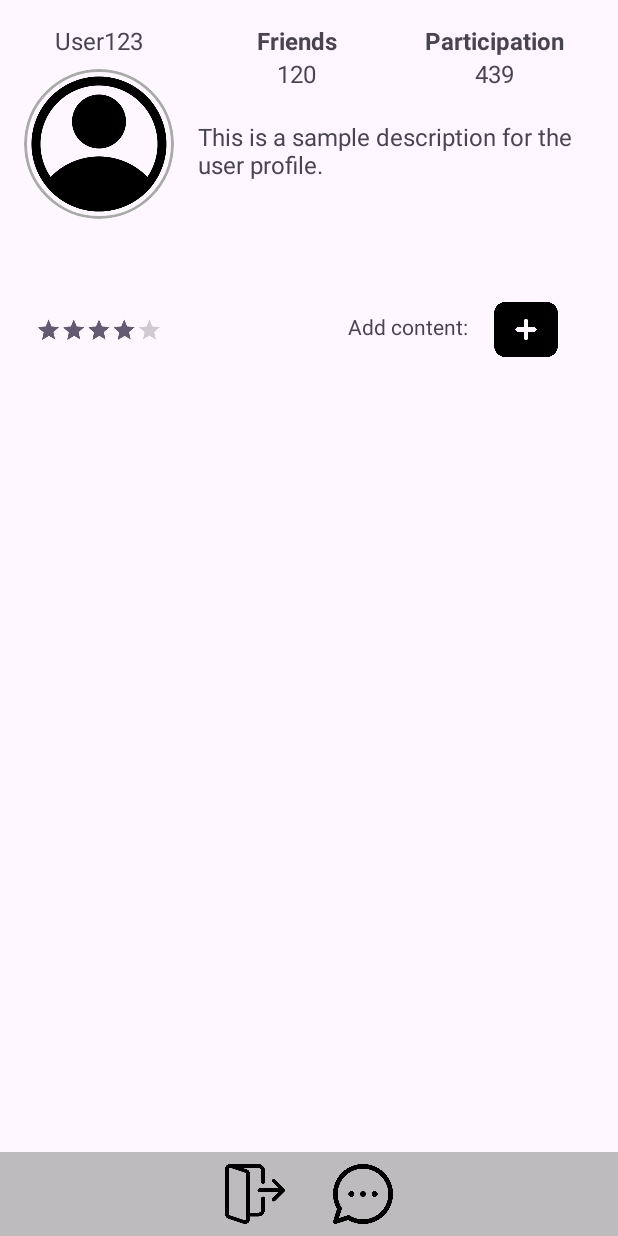
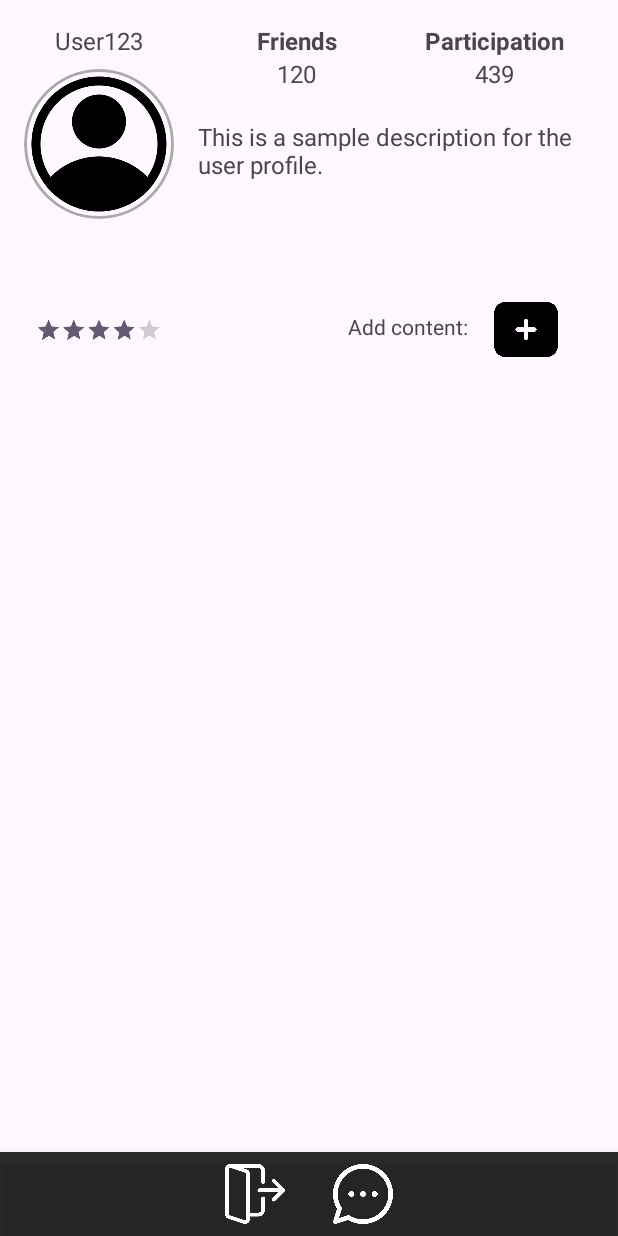
Before and after one commit to ChristianGibilaro/TCH099-project-de-session, an Android app: the layout activity_home.xml on its own in the app's theme, with its tools: preview values and no code run, on a phone screen of 412 x 824 dp. Run offline under Robolectric (Android 15) with nearby library versions, the phone set to English and light mode, and no system bars.

Commit message:
petite modification de la tool bar

```diff
--- a/app/src/main/res/layout/activity_home.xml
+++ b/app/src/main/res/layout/activity_home.xml
@@ -1,6 +1,7 @@
 <?xml version="1.0" encoding="utf-8"?>
 <LinearLayout
     xmlns:android="http://schemas.android.com/apk/res/android"
+    xmlns:app="http://schemas.android.com/apk/res-auto"
     xmlns:tools="http://schemas.android.com/tools"
     android:layout_width="match_parent"
     android:layout_height="match_parent"
@@ -29,6 +30,7 @@
                 android:layout_height="wrap_content"
                 android:orientation="vertical"
                 android:gravity="center">
+
                 <TextView
                     android:id="@+id/tvUsernameValue"
                     android:layout_width="wrap_content"
@@ -36,6 +38,7 @@
                     android:text="User123"
                     android:textSize="16sp"
                     android:layout_marginBottom="8dp" />
+
                 <ImageView
                     android:id="@+id/imgProfile"
                     android:layout_width="100dp"
@@ -66,6 +69,7 @@
                         android:layout_height="wrap_content"
                         android:gravity="center"
                         android:orientation="vertical">
+
                         <TextView
                             android:id="@+id/tvFriendsLabel"
                             android:layout_width="wrap_content"
@@ -73,6 +77,7 @@
                             android:text="Friends"
                             android:textSize="16sp"
                             android:textStyle="bold" />
+
                         <TextView
                             android:id="@+id/tvFriendsValue"
                             android:layout_width="wrap_content"
@@ -87,6 +92,7 @@
                         android:layout_height="wrap_content"
                         android:gravity="center"
                         android:orientation="vertical">
+
                         <TextView
                             android:id="@+id/tvParticipationLabel"
                             android:layout_width="wrap_content"
@@ -94,6 +100,7 @@
                             android:text="Participation"
                             android:textSize="16sp"
                             android:textStyle="bold" />
+
                         <TextView
                             android:id="@+id/tvParticipationValue"
                             android:layout_width="wrap_content"
@@ -109,6 +116,7 @@
                     android:layout_height="wrap_content"
                     android:layout_marginTop="16dp"
                     android:orientation="vertical">
+
                     <TextView
                         android:id="@+id/tvDescriptionValue"
                         android:layout_width="wrap_content"
@@ -149,6 +157,7 @@
                 android:layout_height="wrap_content"
                 android:orientation="horizontal"
                 android:translationX="-40dp">
+
                 <TextView
                     android:id="@+id/tvAddContent"
                     android:layout_width="wrap_content"
@@ -157,6 +166,7 @@
                     android:text="Add content:"
                     android:textSize="14sp"
                     android:translationY="20dp" />
+
                 <ImageView
                     android:id="@+id/btnAdd"
                     android:layout_width="61dp"
@@ -176,6 +186,7 @@
             android:layout_weight="1"
             android:layout_margin="16dp"
             android:orientation="vertical">
+
             <androidx.recyclerview.widget.RecyclerView
                 android:id="@+id/photoGrid"
                 android:layout_width="match_parent"
@@ -187,15 +198,17 @@
 
     </LinearLayout>
 
-    <!-- Barre inférieure fixe -->
+    <!-- Barre inférieure fixe (Tool Bar) en noir -->
     <LinearLayout
         android:id="@+id/bottomBar"
         android:layout_width="match_parent"
         android:layout_height="wrap_content"
-        android:background="#80808080"
+        android:background="#D1000000"
         android:gravity="center"
         android:orientation="horizontal"
-        android:padding="8dp">
+        android:padding="8dp"
+        android:elevation="4dp">
+
         <ImageButton
             android:id="@+id/btnLogout"
             android:layout_width="40dp"
@@ -204,7 +217,9 @@
             android:background="?android:selectableItemBackgroundBorderless"
             android:contentDescription="Logout"
             android:scaleType="centerInside"
-            android:src="@drawable/logout" />
+            android:src="@drawable/logout"
+            app:tint="@android:color/white" />
+
         <ImageButton
             android:id="@+id/btnMessages"
             android:layout_width="40dp"
@@ -212,7 +227,10 @@
             android:background="?android:selectableItemBackgroundBorderless"
             android:contentDescription="Messages"
             android:scaleType="centerInside"
-            android:src="@drawable/message" />
+            android:src="@drawable/message"
+            app:tint="@android:color/white" />
+
+
     </LinearLayout>
 
 </LinearLayout>
```
